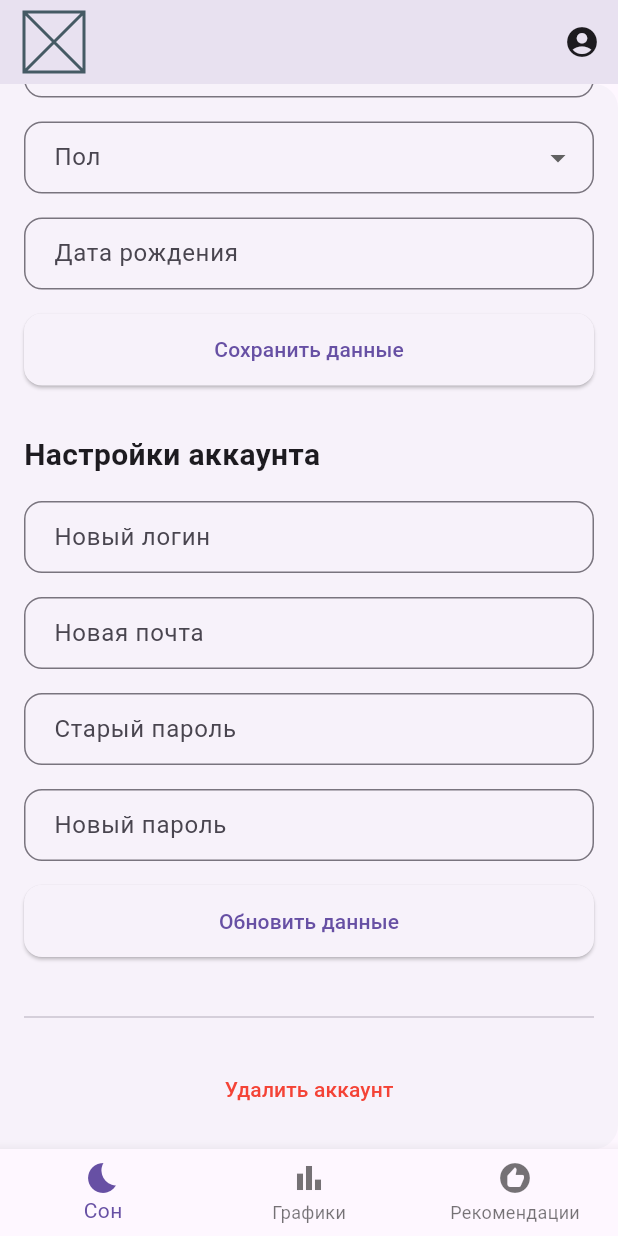
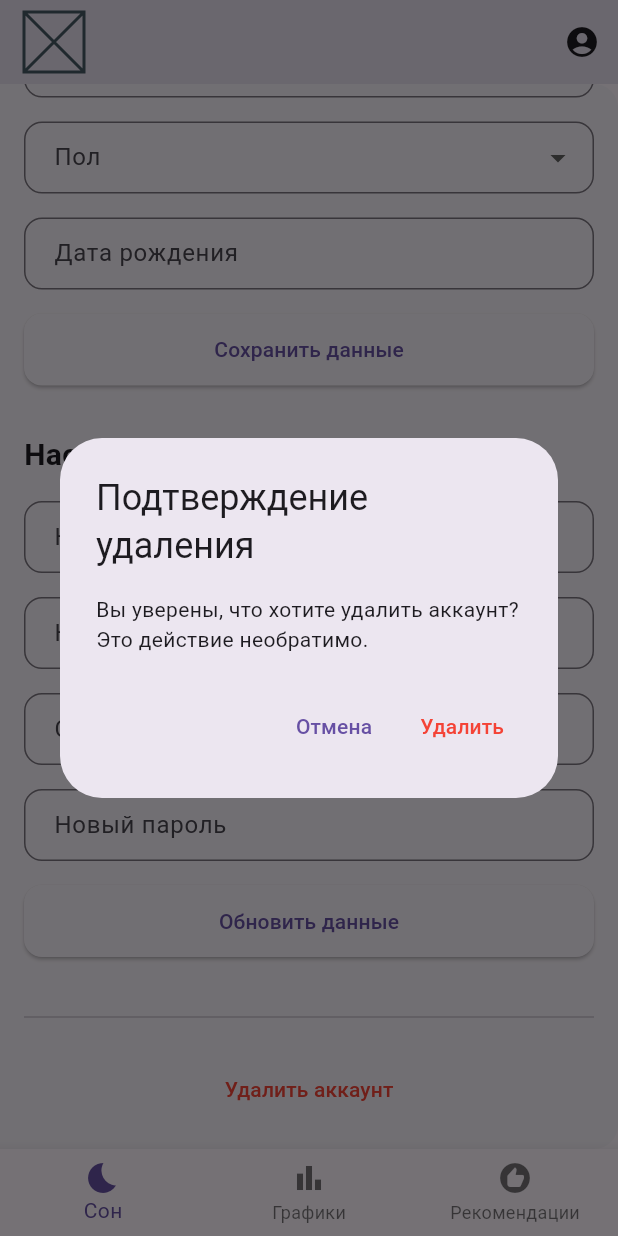
Before and after one commit to DaniilTooZir/SleepTracking_Flutter, a Flutter app: the SettingScreen screen opened by its route, scrolled down 188 dp, after a tap on "Удалить аккаунт", on a phone screen of 412 x 824 dp. Run offline on Flutter 3.47's test engine with Material 3 defaults, Android fonts, the phone set to English and light mode, and no system bars; our stand-ins replace fl_chart, flutter_dotenv, go_router, image_picker, shared_preferences, supabase_flutter; accounts and stored records are empty.

Commit message:
Реализовано удаленение аккаута

```diff
--- a/lib/data/services/setting_service.dart
+++ b/lib/data/services/setting_service.dart
@@ -55,4 +55,10 @@ class SettingService{
         .maybeSingle();
     return response?['Password'];
   }
+
+  Future<void> deleteAccount(int userId) async {
+    await _client.from('PersonalData').delete().eq('UserId', userId);
+    await _client.from('UserPhotos').delete().eq('UserId', userId);
+    await _client.from('Users').delete().eq('Id', userId);
+  }
 }
--- a/lib/ui/screens/setting_screen.dart
+++ b/lib/ui/screens/setting_screen.dart
@@ -1,8 +1,10 @@
 import 'package:flutter/material.dart';
 import 'package:provider/provider.dart';
+import 'package:go_router/go_router.dart';
 import 'package:sleep_tracking/models/personal_data_user.dart';
 import 'package:sleep_tracking/providers/user_provider.dart';
 import 'package:sleep_tracking/data/services/setting_service.dart';
+import 'package:sleep_tracking/data/services/session_service.dart';
 
 class SettingScreen extends StatefulWidget {
   final VoidCallback? onBack;
@@ -115,6 +117,43 @@ class _SettingScreenState extends State<SettingScreen> {
       ScaffoldMessenger.of(context).showSnackBar(
         SnackBar(content: Text('Ошибка обновления: $e')),
       );
+    }
+  }
+
+  Future<void> _confirmAndDeleteAccount() async {
+    final confirmed = await showDialog<bool>(
+      context: context,
+      builder: (context) => AlertDialog(
+        title: const Text('Подтверждение удаления'),
+        content: const Text('Вы уверены, что хотите удалить аккаунт? Это действие необратимо.'),
+        actions: [
+          TextButton(
+            onPressed: () => Navigator.of(context).pop(false),
+            child: const Text('Отмена'),
+          ),
+          TextButton(
+            onPressed: () => Navigator.of(context).pop(true),
+            style: TextButton.styleFrom(foregroundColor: Colors.red),
+            child: const Text('Удалить'),
+          ),
+        ],
+      ),
+    );
+    if (confirmed == true) {
+      final userId = context.read<UserProvider>().userId!;
+      try {
+        await _settingService.deleteAccount(userId);
+        context.read<UserProvider>().logout();
+        await SessionService.clearSession();
+        ScaffoldMessenger.of(context).showSnackBar(
+          const SnackBar(content: Text('Аккаунт успешно удалён')),
+        );
+        context.go('/');
+      } catch (e) {
+        ScaffoldMessenger.of(context).showSnackBar(
+          SnackBar(content: Text('Ошибка при удалении: $e')),
+        );
+      }
     }
   }
 
@@ -305,9 +344,7 @@ class _SettingScreenState extends State<SettingScreen> {
         const SizedBox(height: 16),
         Center(
           child: TextButton(
-            onPressed: () {
-              // TODO: удаление аккаунта с подтверждением
-            },
+            onPressed:_confirmAndDeleteAccount,
             style: TextButton.styleFrom(foregroundColor: Colors.red),
             child: const Text("Удалить аккаунт"),
           ),
```
